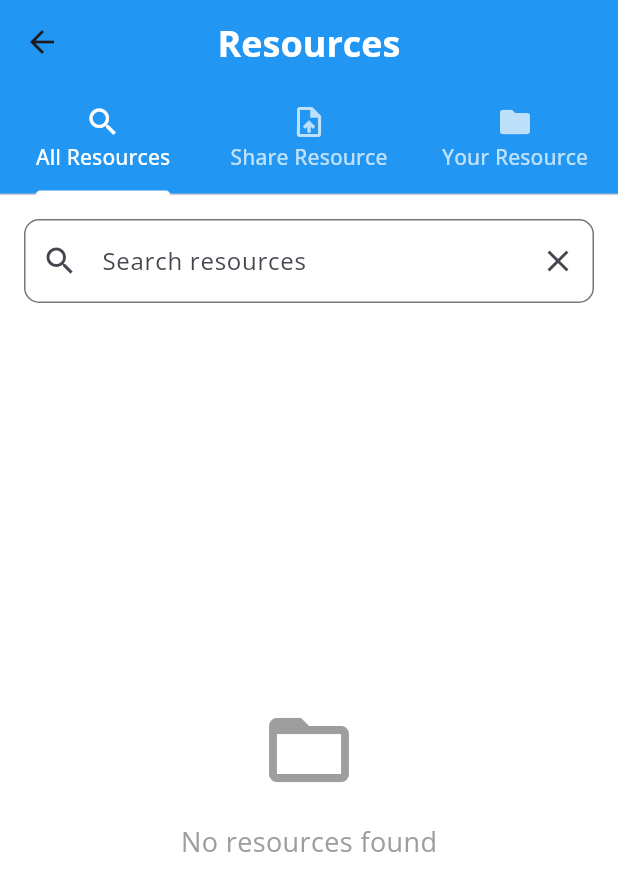
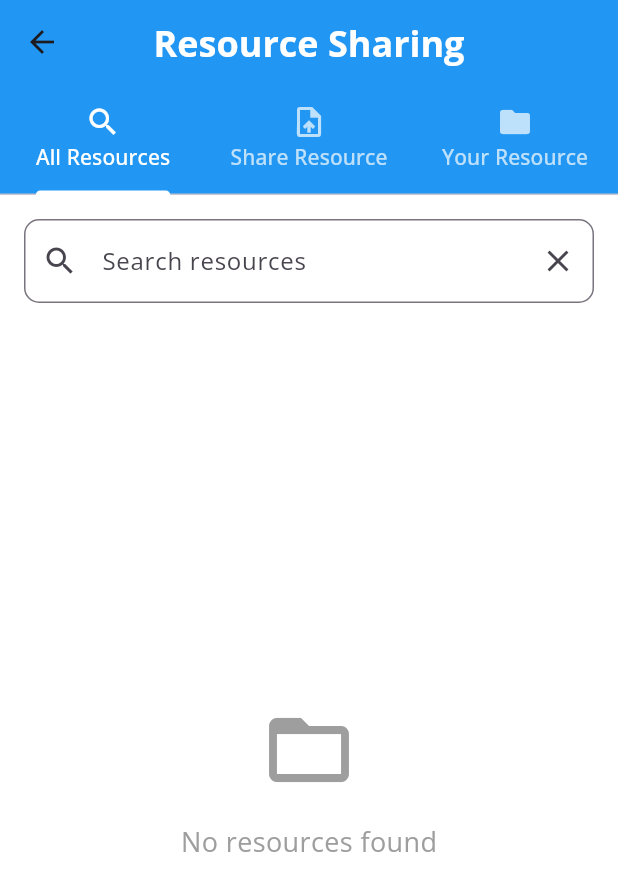
Before and after one commit to leech0619/eutar-mobile-app, a Flutter app: the ResourceScreen screen opened directly, on a phone screen of 412 x 824 dp. Shown: the top 891 px of the screen. Run offline on Flutter 3.47's test engine with Material 3 defaults, Android fonts, the phone set to English and light mode, and no system bars; our stand-ins replace cloud_firestore, dio, file_picker, firebase_auth, firebase_core, firebase_storage and 10 more; missing offline and left inert: flutter_email_sender; accounts and stored records are empty.

Commit message:
Change name

```diff
--- a/lib/resource_sharing/screen/resource_screen.dart
+++ b/lib/resource_sharing/screen/resource_screen.dart
@@ -194,7 +194,7 @@ class _ResourceScreenState extends State<ResourceScreen> {
         appBar: AppBar(
           backgroundColor: Colors.blue,
           title: const Text(
-            'Resources',
+            'Resource Sharing',
             style: TextStyle(
               color: Colors.white,
               fontSize: 24,
```
Also changed, not shown: 1 other file.
